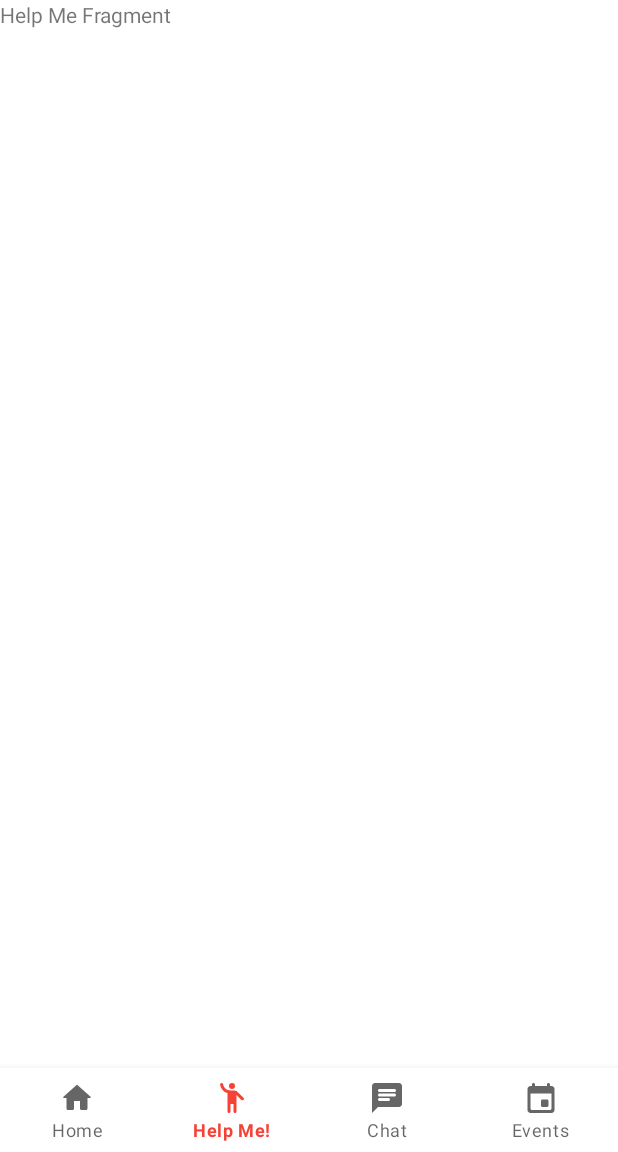
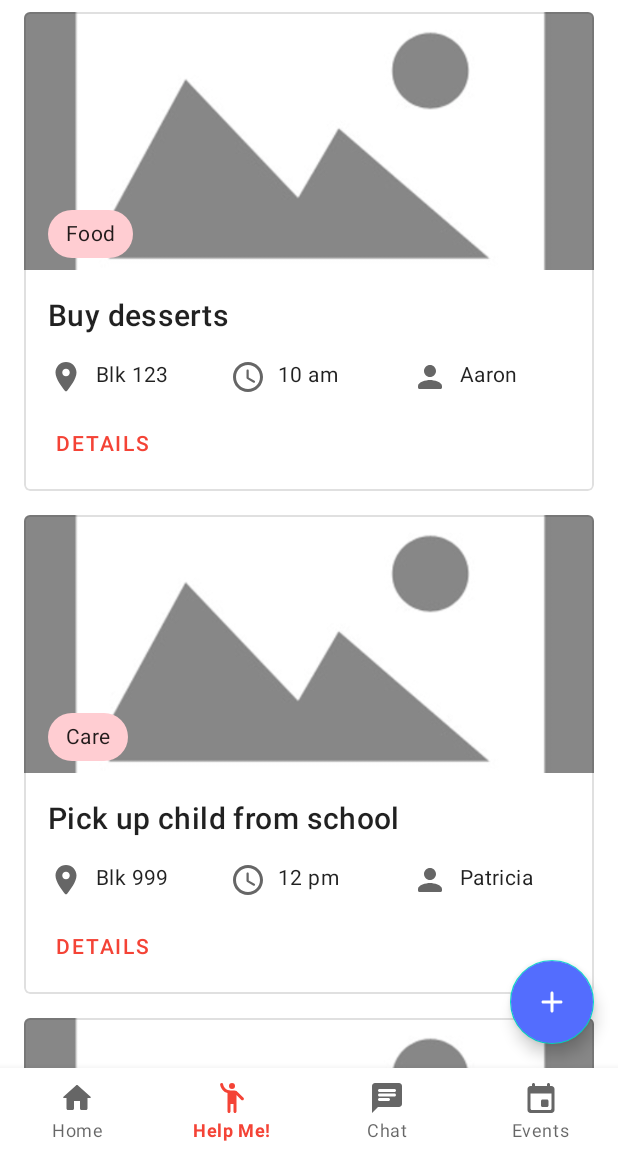
Before and after one commit to songyi-98/Kindom, an Android app: the screen it shows after launch once a user with an empty profile is signed in (HomeActivity), item 2 of the bottom bar chosen, on a phone screen of 412 x 824 dp, the part 84-1236 px from its top. Run offline under Robolectric (Android 15) with nearby library versions, the phone set to English and light mode, and no system bars; our stand-ins replace Firebase (no records; nobody signed in at launch, a user with empty details on screens opened directly).

Commit message:
Add Help Me dummy posts with CardView and RecyclerView

```diff
--- a/app/build.gradle
+++ b/app/build.gradle
@@ -28,6 +28,7 @@ dependencies {
     implementation 'androidx.appcompat:appcompat:1.1.0'
     implementation 'com.google.android.material:material:1.1.0'
     implementation 'androidx.constraintlayout:constraintlayout:1.1.3'
+    implementation "androidx.recyclerview:recyclerview:1.1.0"
     implementation 'com.google.firebase:firebase-analytics:17.4.3'
     implementation 'com.google.firebase:firebase-auth:19.3.1'
     implementation 'com.google.firebase:firebase-database:19.3.0'
--- a/app/src/main/java/com/example/kindom/HelpMeFragment.java
+++ b/app/src/main/java/com/example/kindom/HelpMeFragment.java
@@ -5,9 +5,19 @@ import android.view.LayoutInflater;
 import android.view.View;
 import android.view.ViewGroup;
 
+import androidx.annotation.NonNull;
+import androidx.annotation.Nullable;
 import androidx.fragment.app.Fragment;
+import androidx.recyclerview.widget.LinearLayoutManager;
+import androidx.recyclerview.widget.RecyclerView;
+
+import java.util.ArrayList;
 
 public class HelpMeFragment extends Fragment {
+
+    private ArrayList<HelpMePost> mHelpMePosts = new ArrayList<>();
+    private RecyclerView mRecyclerView;
+    private HelpMePostAdapter mAdapter;
 
     public HelpMeFragment() {
         // Required empty public constructor
@@ -24,4 +34,26 @@ public class HelpMeFragment extends Fragment {
         // Inflate the layout for this fragment
         return inflater.inflate(R.layout.fragment_help_me, container, false);
     }
+
+    @Override
+    public void onViewCreated(@NonNull View view, @Nullable Bundle savedInstanceState) {
+        super.onViewCreated(view, savedInstanceState);
+
+        for (int i = 0; i < 5; i++) {
+            mHelpMePosts.add(new HelpMePost(null, "Food", "Buy desserts", "Blk 123", "10 am", "Aaron"));
+            mHelpMePosts.add(new HelpMePost(null, "Care", "Pick up child from school", "Blk 999", "12 pm", "Patricia"));
+        }
+
+        // Get a handle to the RecyclerView.
+        mRecyclerView = getActivity().findViewById(R.id.help_me_recycler_view);
+
+        // Create an adapter and supply the data to be displayed.
+        mAdapter = new HelpMePostAdapter(getContext(), mHelpMePosts);
+
+        // Connect the adapter with the RecyclerView.
+        mRecyclerView.setAdapter(mAdapter);
+
+        // Give the RecyclerView a default layout manager.
+        mRecyclerView.setLayoutManager(new LinearLayoutManager(getContext()));
+    }
 }
--- /dev/null
+++ b/app/src/main/java/com/example/kindom/HelpMePost.java
@@ -0,0 +1,46 @@
+package com.example.kindom;
+
+import android.net.Uri;
+
+public class HelpMePost {
+
+    private Uri image;
+    private String category;
+    private String title;
+    private String location;
+    private String time;
+    private String user;
+
+    public HelpMePost(Uri image, String category, String title, String location, String time, String user) {
+        this.image = image;
+        this.category = category;
+        this.title = title;
+        this.location = location;
+        this.time = time;
+        this.user = user;
+    }
+
+    public Uri getImage() {
+        return image;
+    }
+
+    public String getCategory() {
+        return category;
+    }
+
+    public String getTitle() {
+        return title;
+    }
+
+    public String getLocation() {
+        return location;
+    }
+
+    public String getTime() {
+        return time;
+    }
+
+    public String getUser() {
+        return user;
+    }
+}
--- /dev/null
+++ b/app/src/main/java/com/example/kindom/HelpMePostAdapter.java
@@ -0,0 +1,69 @@
+package com.example.kindom;
+
+import android.content.Context;
+import android.view.LayoutInflater;
+import android.view.View;
+import android.view.ViewGroup;
+import android.widget.ImageView;
+import android.widget.TextView;
+
+import androidx.annotation.NonNull;
+import androidx.recyclerview.widget.RecyclerView;
+
+import com.google.android.material.chip.Chip;
+
+import java.util.ArrayList;
+
+public class HelpMePostAdapter extends RecyclerView.Adapter<HelpMePostAdapter.HelpMePostViewHolder> {
+
+    private final ArrayList<HelpMePost> mPostList;
+    private LayoutInflater mInflater;
+
+    class HelpMePostViewHolder extends RecyclerView.ViewHolder {
+
+        public ImageView imageView;
+        public Chip categoryChip;
+        public TextView titleTextView;
+        public TextView locationTextView;
+        public TextView timeTextView;
+        public TextView userTextView;
+
+        public HelpMePostViewHolder(@NonNull View itemView) {
+            super(itemView);
+            imageView = itemView.findViewById(R.id.help_me_list_item_image);
+            categoryChip = itemView.findViewById(R.id.help_me_list_item_category);
+            titleTextView = itemView.findViewById(R.id.help_me_list_item_title);
+            locationTextView = itemView.findViewById(R.id.help_me_list_item_location);
+            timeTextView = itemView.findViewById(R.id.help_me_list_item_time);
+            userTextView = itemView.findViewById(R.id.help_me_list_item_user);
+        }
+    }
+
+    public HelpMePostAdapter(Context context, ArrayList<HelpMePost> postList) {
+        mInflater =LayoutInflater.from(context);
+        mPostList = postList;
+    }
+
+    @NonNull
+    @Override
+    public HelpMePostViewHolder onCreateViewHolder(@NonNull ViewGroup parent, int viewType) {
+        View itemView =mInflater.inflate(R.layout.list_item_help_me, parent, false);
+        return new HelpMePostViewHolder(itemView);
+    }
+
+    @Override
+    public void onBindViewHolder(@NonNull HelpMePostViewHolder holder, int position) {
+        HelpMePost currPost = mPostList.get(position);
+        //holder.imageView.setImageURI(currPost.getImage());
+        holder.categoryChip.setText(currPost.getCategory());
+        holder.titleTextView.setText(currPost.getTitle());
+        holder.locationTextView.setText(currPost.getLocation());
+        holder.timeTextView.setText(currPost.getTime());
+        holder.userTextView.setText(currPost.getUser());
+    }
+
+    @Override
+    public int getItemCount() {
+        return mPostList.size();
+    }
+}
--- a/app/src/main/java/com/example/kindom/RegisterAccountActivity.java
+++ b/app/src/main/java/com/example/kindom/RegisterAccountActivity.java
@@ -23,7 +23,7 @@ import com.google.firebase.database.FirebaseDatabase;
 public class RegisterAccountActivity extends AppCompatActivity {
 
     private FirebaseAuth mAuth;
-    private DatabaseReference mUserDatabase;
+    private DatabaseReference mUserDatabaseReference;
     private String mName;
     private int mPostalCode;
     private String mUserGroup;
@@ -48,7 +48,7 @@ public class RegisterAccountActivity extends AppCompatActivity {
         }
 
         mAuth = FirebaseAuth.getInstance();
-        mUserDatabase = FirebaseDatabase.getInstance().getReference().child("users");
+        mUserDatabaseReference = FirebaseDatabase.getInstance().getReference().child("users");
 
         mEmailField = findViewById(R.id.edit_email_register);
         mPasswordField = findViewById(R.id.edit_password_register);
@@ -155,7 +155,7 @@ public class RegisterAccountActivity extends AppCompatActivity {
                         if (task.isSuccessful()) {
                             // Sign up success. Add user to database.
                             User user = new User(mName, mUserGroup, mPostalCode, email);
-                            mUserDatabase.push().setValue(user);
+                            mUserDatabaseReference.push().setValue(user);
 
                             // Bring user to Home page.
                             Intent intent = new Intent(RegisterAccountActivity.this, HomeActivity.class);
--- /dev/null
+++ b/app/src/main/res/color/stroke_color.xml
@@ -0,0 +1,5 @@
+<?xml version="1.0" encoding="utf-8"?>
+<selector xmlns:android="http://schemas.android.com/apk/res/android">
+    <item android:color="?attr/colorPrimary" android:state_checked="true" />
+    <item android:alpha="0.12" android:color="?attr/colorOnSurface" android:state_checked="false" />
+</selector>
--- /dev/null
+++ b/app/src/main/res/drawable/ic_round_access_time_24.xml
@@ -0,0 +1,10 @@
+<vector xmlns:android="http://schemas.android.com/apk/res/android"
+    android:width="24dp"
+    android:height="24dp"
+    android:viewportWidth="24"
+    android:viewportHeight="24"
+    android:tint="?attr/colorControlNormal">
+  <path
+      android:fillColor="@android:color/white"
+      android:pathData="M11.99,2C6.47,2 2,6.48 2,12s4.47,10 9.99,10C17.52,22 22,17.52 22,12S17.52,2 11.99,2zM12,20c-4.42,0 -8,-3.58 -8,-8s3.58,-8 8,-8 8,3.58 8,8 -3.58,8 -8,8zM11.78,7h-0.06c-0.4,0 -0.72,0.32 -0.72,0.72v4.72c0,0.35 0.18,0.68 0.49,0.86l4.15,2.49c0.34,0.2 0.78,0.1 0.98,-0.24 0.21,-0.34 0.1,-0.79 -0.25,-0.99l-3.87,-2.3L12.5,7.72c0,-0.4 -0.32,-0.72 -0.72,-0.72z"/>
+</vector>
--- /dev/null
+++ b/app/src/main/res/drawable/ic_round_add_24.xml
@@ -0,0 +1,10 @@
+<vector xmlns:android="http://schemas.android.com/apk/res/android"
+    android:width="24dp"
+    android:height="24dp"
+    android:viewportWidth="24"
+    android:viewportHeight="24"
+    android:tint="?attr/colorControlNormal">
+  <path
+      android:fillColor="@android:color/white"
+      android:pathData="M18,13h-5v5c0,0.55 -0.45,1 -1,1s-1,-0.45 -1,-1v-5H6c-0.55,0 -1,-0.45 -1,-1s0.45,-1 1,-1h5V6c0,-0.55 0.45,-1 1,-1s1,0.45 1,1v5h5c0.55,0 1,0.45 1,1s-0.45,1 -1,1z"/>
+</vector>
--- /dev/null
+++ b/app/src/main/res/drawable/ic_round_location_on_24.xml
@@ -0,0 +1,10 @@
+<vector xmlns:android="http://schemas.android.com/apk/res/android"
+    android:width="24dp"
+    android:height="24dp"
+    android:viewportWidth="24"
+    android:viewportHeight="24"
+    android:tint="?attr/colorControlNormal">
+  <path
+      android:fillColor="@android:color/white"
+      android:pathData="M12,2C8.13,2 5,5.13 5,9c0,4.17 4.42,9.92 6.24,12.11 0.4,0.48 1.13,0.48 1.53,0C14.58,18.92 19,13.17 19,9c0,-3.87 -3.13,-7 -7,-7zM12,11.5c-1.38,0 -2.5,-1.12 -2.5,-2.5s1.12,-2.5 2.5,-2.5 2.5,1.12 2.5,2.5 -1.12,2.5 -2.5,2.5z"/>
+</vector>
--- /dev/null
+++ b/app/src/main/res/drawable/ic_round_person_24.xml
@@ -0,0 +1,10 @@
+<vector xmlns:android="http://schemas.android.com/apk/res/android"
+    android:width="24dp"
+    android:height="24dp"
+    android:viewportWidth="24"
+    android:viewportHeight="24"
+    android:tint="?attr/colorControlNormal">
+  <path
+      android:fillColor="@android:color/white"
+      android:pathData="M12,12c2.21,0 4,-1.79 4,-4s-1.79,-4 -4,-4 -4,1.79 -4,4 1.79,4 4,4zM12,14c-2.67,0 -8,1.34 -8,4v1c0,0.55 0.45,1 1,1h14c0.55,0 1,-0.45 1,-1v-1c0,-2.66 -5.33,-4 -8,-4z"/>
+</vector>
--- a/app/src/main/res/layout/fragment_help_me.xml
+++ b/app/src/main/res/layout/fragment_help_me.xml
@@ -1,12 +1,24 @@
 <?xml version="1.0" encoding="utf-8"?>
-<FrameLayout xmlns:android="http://schemas.android.com/apk/res/android"
+<androidx.coordinatorlayout.widget.CoordinatorLayout xmlns:android="http://schemas.android.com/apk/res/android"
+    xmlns:app="http://schemas.android.com/apk/res-auto"
     xmlns:tools="http://schemas.android.com/tools"
     android:layout_width="match_parent"
     android:layout_height="match_parent"
     tools:context=".HelpMeFragment">
 
-    <TextView
+    <androidx.recyclerview.widget.RecyclerView
+        android:id="@+id/help_me_recycler_view"
         android:layout_width="match_parent"
-        android:layout_height="match_parent"
-        android:text="Help Me Fragment" />
-</FrameLayout>
+        android:layout_height="match_parent" />
+
+    <com.google.android.material.floatingactionbutton.FloatingActionButton
+        android:id="@+id/help_me_fab"
+        android:layout_width="wrap_content"
+        android:layout_height="wrap_content"
+        android:layout_gravity="bottom|end"
+        android:layout_margin="16dp"
+        android:backgroundTint="@color/colorAccent"
+        android:contentDescription="@string/fab_content_desc"
+        app:srcCompat="@drawable/ic_round_add_24"
+        app:tint="@android:color/white" />
+</androidx.coordinatorlayout.widget.CoordinatorLayout>
--- /dev/null
+++ b/app/src/main/res/layout/list_item_help_me.xml
@@ -0,0 +1,110 @@
+<?xml version="1.0" encoding="utf-8"?>
+<com.google.android.material.card.MaterialCardView xmlns:android="http://schemas.android.com/apk/res/android"
+    xmlns:app="http://schemas.android.com/apk/res-auto"
+    xmlns:tools="http://schemas.android.com/tools"
+    android:layout_width="match_parent"
+    android:layout_height="wrap_content"
+    android:layout_marginStart="16dp"
+    android:layout_marginTop="8dp"
+    android:layout_marginEnd="16dp"
+    android:layout_marginBottom="8dp"
+    app:cardElevation="0dp"
+    app:strokeColor="@color/stroke_color"
+    app:strokeWidth="1dp">
+
+    <androidx.constraintlayout.widget.ConstraintLayout
+        android:layout_width="match_parent"
+        android:layout_height="wrap_content">
+
+        <ImageView
+            android:id="@+id/help_me_list_item_image"
+            android:layout_width="match_parent"
+            android:layout_height="wrap_content"
+            android:adjustViewBounds="true"
+            android:contentDescription="@string/help_me_list_item_image_desc"
+            android:maxHeight="172dp"
+            android:scaleType="centerCrop"
+            android:src="@drawable/placeholder"
+            app:layout_constraintEnd_toEndOf="parent"
+            app:layout_constraintStart_toStartOf="parent"
+            app:layout_constraintTop_toTopOf="parent" />
+
+        <com.google.android.material.chip.Chip
+            android:id="@+id/help_me_list_item_category"
+            android:layout_width="wrap_content"
+            android:layout_height="wrap_content"
+            android:layout_marginStart="16dp"
+            android:textStyle="bold"
+            app:chipBackgroundColor="@color/colorPrimaryLight"
+            app:layout_constraintBottom_toBottomOf="@id/help_me_list_item_image"
+            app:layout_constraintStart_toStartOf="@id/help_me_list_item_image"
+            tools:text="Category" />
+
+        <TextView
+            android:id="@+id/help_me_list_item_title"
+            android:layout_width="wrap_content"
+            android:layout_height="wrap_content"
+            android:layout_marginStart="16dp"
+            android:layout_marginTop="16dp"
+            android:textAppearance="?attr/textAppearanceHeadline6"
+            app:layout_constraintStart_toStartOf="parent"
+            app:layout_constraintTop_toBottomOf="@id/help_me_list_item_image"
+            tools:text="Title" />
+
+        <LinearLayout
+            android:id="@+id/help_me_list_item_info"
+            android:layout_width="match_parent"
+            android:layout_height="wrap_content"
+            android:layout_marginStart="16dp"
+            android:layout_marginTop="16dp"
+            android:layout_marginEnd="16dp"
+            android:orientation="horizontal"
+            app:layout_constraintStart_toStartOf="parent"
+            app:layout_constraintTop_toBottomOf="@id/help_me_list_item_title">
+
+            <TextView
+                android:id="@+id/help_me_list_item_location"
+                android:layout_width="0dp"
+                android:layout_height="wrap_content"
+                android:layout_weight="1"
+                android:drawableStart="@drawable/ic_round_location_on_24"
+                android:drawablePadding="8dp"
+                android:textAppearance="?attr/textAppearanceBody2"
+                tools:text="Blk 999" />
+
+            <TextView
+                android:id="@+id/help_me_list_item_time"
+                android:layout_width="0dp"
+                android:layout_height="wrap_content"
+                android:layout_marginStart="16dp"
+                android:layout_weight="1"
+                android:drawableStart="@drawable/ic_round_access_time_24"
+                android:drawablePadding="8dp"
+                android:textAppearance="?attr/textAppearanceBody2"
+                tools:text="12 pm" />
+
+            <TextView
+                android:id="@+id/help_me_list_item_user"
+                android:layout_width="0dp"
+                android:layout_height="wrap_content"
+                android:layout_marginStart="16dp"
+                android:layout_weight="1"
+                android:drawableStart="@drawable/ic_round_person_24"
+                android:drawablePadding="8dp"
+                android:textAppearance="?attr/textAppearanceBody2"
+                tools:text="Aaron" />
+        </LinearLayout>
+
+        <com.google.android.material.button.MaterialButton
+            style="?attr/borderlessButtonStyle"
+            android:layout_width="wrap_content"
+            android:layout_height="wrap_content"
+            android:layout_marginStart="8dp"
+            android:layout_marginTop="8dp"
+            android:layout_marginBottom="8dp"
+            android:text="@string/help_me_list_item_details_button"
+            app:layout_constraintBottom_toBottomOf="parent"
+            app:layout_constraintStart_toStartOf="parent"
+            app:layout_constraintTop_toBottomOf="@id/help_me_list_item_info" />
+    </androidx.constraintlayout.widget.ConstraintLayout>
+</com.google.android.material.card.MaterialCardView>
--- a/app/src/main/res/values/colors.xml
+++ b/app/src/main/res/values/colors.xml
@@ -1,6 +1,7 @@
 <?xml version="1.0" encoding="utf-8"?>
 <resources>
     <color name="colorPrimary">#F44336</color>
+    <color name="colorPrimaryLight">#FFCDD2</color>
     <color name="colorPrimaryDark">#D32F2F</color>
     <color name="colorAccent">#536DFE</color>
 </resources>
--- a/app/src/main/res/values/strings.xml
+++ b/app/src/main/res/values/strings.xml
@@ -29,4 +29,7 @@
     <string name="navigation_help_me">Help Me!</string>
     <string name="navigation_chat">Chat</string>
     <string name="navigation_events">Events</string>
+    <string name="fab_content_desc">Add</string>
+    <string name="help_me_list_item_image_desc">Listing Image</string>
+    <string name="help_me_list_item_details_button">Details</string>
 </resources>
```
Also changed, not shown: app/src/main/res/drawable/placeholder.png (added).
